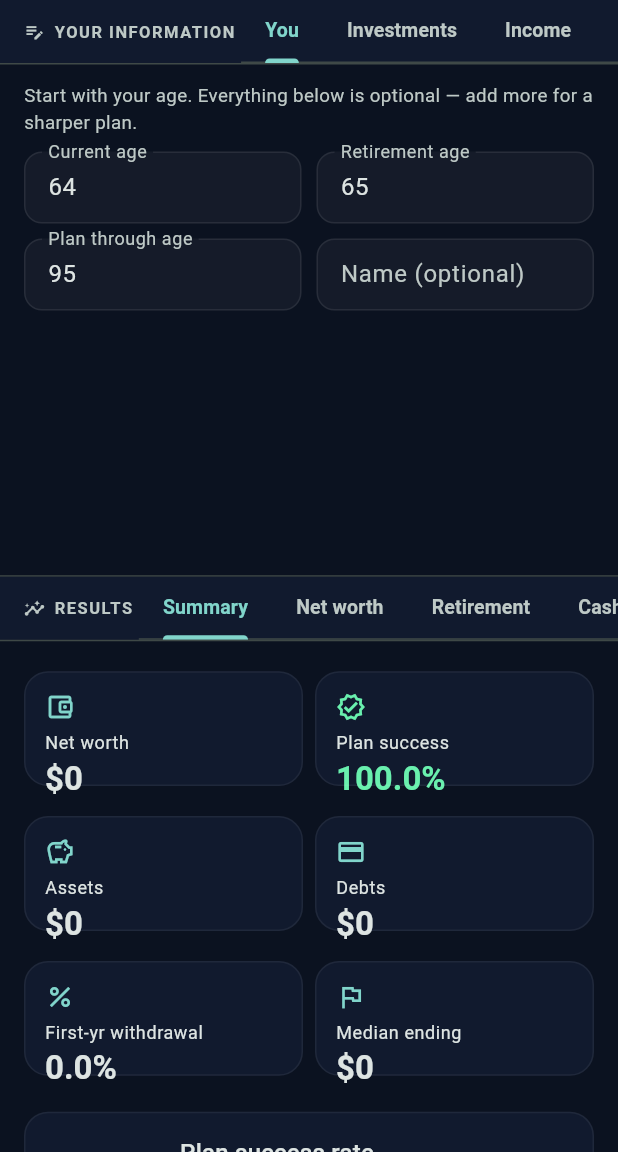
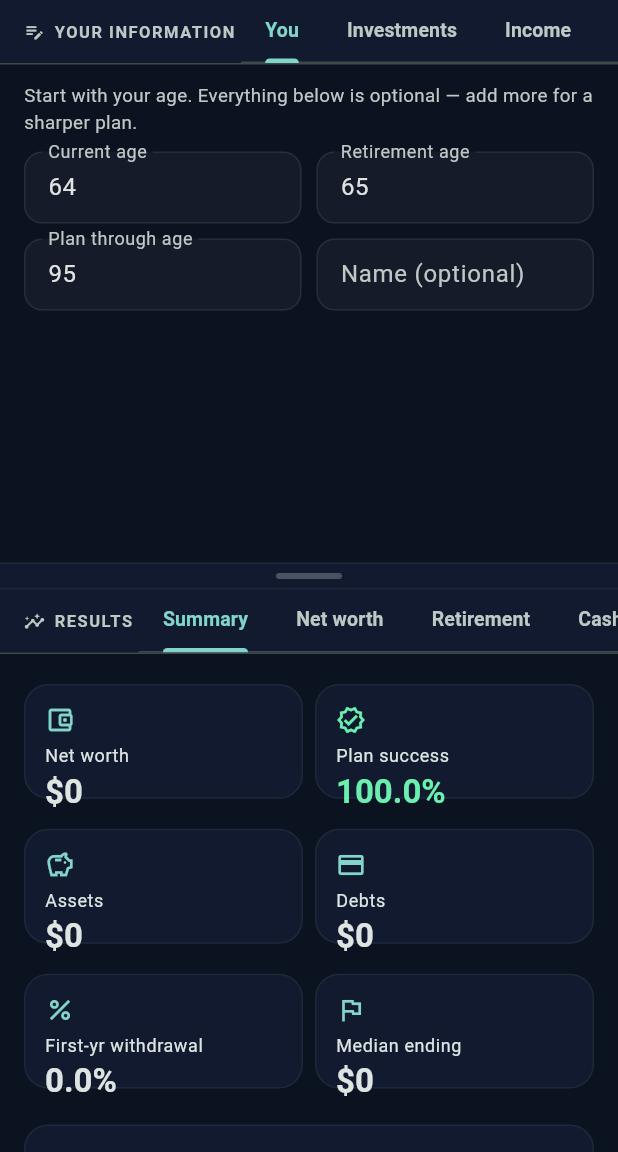
Before and after one commit to Bobs-Dev-Attic/Wealthy, a Flutter app: the screen it shows once a user with an empty profile is signed in, on a phone screen of 412 x 824 dp, the part 84-1236 px from its top. Run offline on Flutter 3.47's test engine with Material 3 defaults, Android fonts, the phone set to English and light mode, and no system bars; our stand-ins replace fl_chart, flutter_riverpod, go_router, qr_flutter, shared_preferences, supabase_flutter; missing offline and left inert: mobile_scanner; accounts and stored records are empty.

Commit message:
Add a resizable divider between the input and result halves
Replace the fixed divider with a draggable handle: PlannerScreen tracks a top
height fraction and a LayoutBuilder splits the screen, clamped so neither half
collapses. The handle shows a grip and a row-resize cursor on web.

Co-Authored-By: Claude Opus 4.8 <noreply@anthropic.com>
Claude-Session: https://claude.ai/code/session_018xKGDew6xYs3piMjpbgCt5

```diff
--- a/lib/screens/planner/planner_screen.dart
+++ b/lib/screens/planner/planner_screen.dart
@@ -1,3 +1,5 @@
+import 'dart:math' as math;
+
 import 'package:flutter/material.dart';
 import 'package:flutter_riverpod/flutter_riverpod.dart';
 import 'package:go_router/go_router.dart';
@@ -8,12 +10,20 @@ import 'input_tabs.dart';
 import 'result_tabs.dart';
 
 /// The whole experience on one screen: tabbed inputs on top, tabbed live
-/// results on the bottom. Editing any field updates the results in real time.
-class PlannerScreen extends ConsumerWidget {
+/// results on the bottom, separated by a draggable divider. Editing any field
+/// updates the results in real time.
+class PlannerScreen extends ConsumerStatefulWidget {
   const PlannerScreen({super.key});
+  @override
+  ConsumerState<PlannerScreen> createState() => _PlannerScreenState();
+}
+
+class _PlannerScreenState extends ConsumerState<PlannerScreen> {
+  /// Fraction of the available height given to the top (inputs) half.
+  double _topFraction = 0.5;
 
   @override
-  Widget build(BuildContext context, WidgetRef ref) {
+  Widget build(BuildContext context) {
     final loaded = ref.watch(planControllerProvider.select((s) => s.loaded));
 
     Future<void> logout() async {
@@ -46,10 +56,17 @@ class PlannerScreen extends ConsumerWidget {
           ),
         ],
       ),
-      body: const Column(
+      body: LayoutBuilder(
+        builder: (context, constraints) {
+          const handleHeight = 18.0;
+          final avail = constraints.maxHeight - handleHeight;
+          final minH = math.min(120.0, avail / 3);
+          final topH = (avail * _topFraction).clamp(minH, avail - minH);
+          return Column(
             children: [
-          Expanded(
-            child: _Half(
+              SizedBox(
+                height: topH,
+                child: const _Half(
                   label: 'YOUR INFORMATION',
                   icon: Icons.edit_note,
                   tabs: ['You', 'Investments', 'Income', 'Expenses', 'Liabilities', 'Taxes', 'Assumptions'],
@@ -64,8 +81,16 @@ class PlannerScreen extends ConsumerWidget {
                   ],
                 ),
               ),
-          Divider(height: 1, thickness: 1),
-          Expanded(
+              _ResizeHandle(
+                height: handleHeight,
+                onDelta: (dy) {
+                  setState(() {
+                    final newTop = (topH + dy).clamp(minH, avail - minH);
+                    _topFraction = (newTop / avail).clamp(0.0, 1.0);
+                  });
+                },
+              ),
+              const Expanded(
                 child: _Half(
                   label: 'RESULTS',
                   icon: Icons.insights,
@@ -82,6 +107,45 @@ class PlannerScreen extends ConsumerWidget {
                 ),
               ),
             ],
+          );
+        },
+      ),
+    );
+  }
+}
+
+/// Draggable divider between the two halves.
+class _ResizeHandle extends StatelessWidget {
+  const _ResizeHandle({required this.onDelta, required this.height});
+  final void Function(double dy) onDelta;
+  final double height;
+
+  @override
+  Widget build(BuildContext context) {
+    final scheme = Theme.of(context).colorScheme;
+    return MouseRegion(
+      cursor: SystemMouseCursors.resizeRow,
+      child: GestureDetector(
+        behavior: HitTestBehavior.opaque,
+        onVerticalDragUpdate: (d) => onDelta(d.delta.dy),
+        child: Container(
+          height: height,
+          width: double.infinity,
+          decoration: BoxDecoration(
+            color: scheme.surface,
+            border: Border(
+              top: BorderSide(color: Colors.white.withValues(alpha: 0.06)),
+              bottom: BorderSide(color: Colors.white.withValues(alpha: 0.06)),
+            ),
+          ),
+          alignment: Alignment.center,
+          child: Container(
+            width: 44,
+            height: 4,
+            decoration:
+                BoxDecoration(color: Colors.white24, borderRadius: BorderRadius.circular(2)),
+          ),
+        ),
       ),
     );
   }
```
Lines whose indentation alone changed are shown as unchanged.
